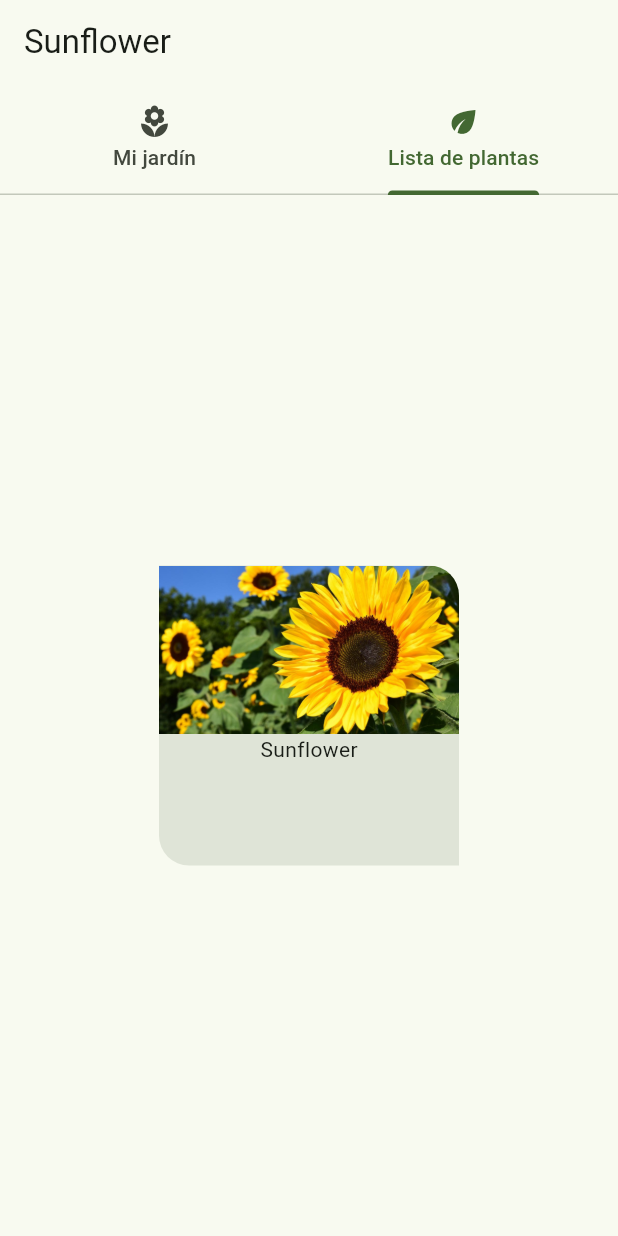
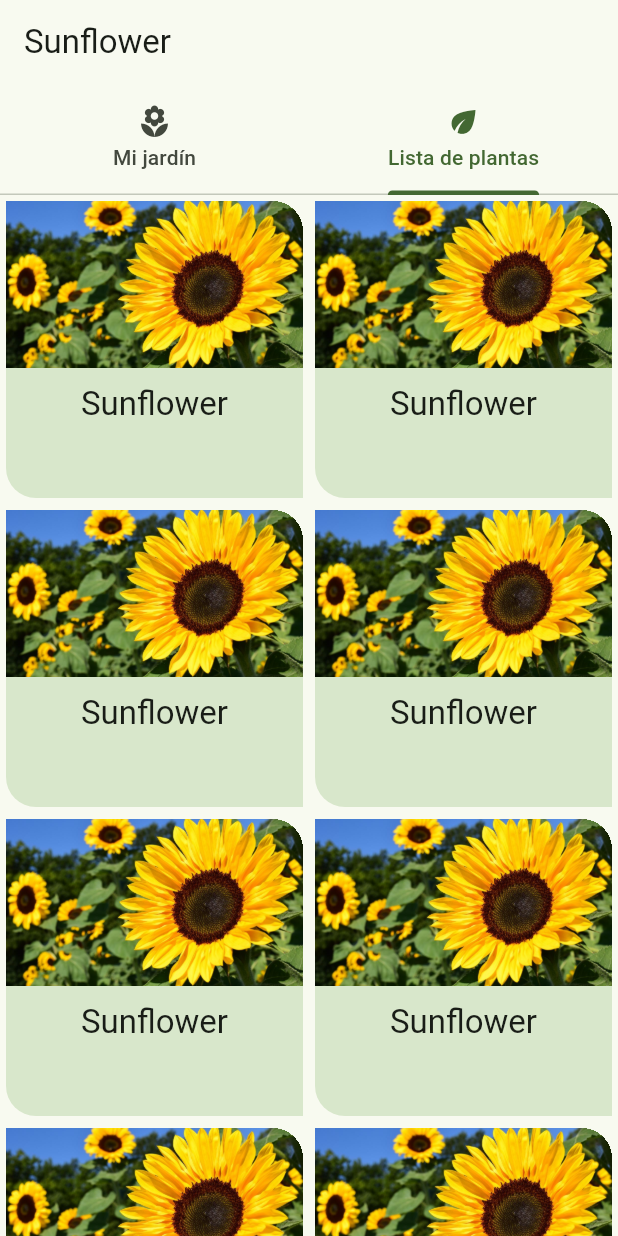
Before and after one commit to davidtruji/sunflower-flutter, a Flutter app: the screen it shows after launch, on a phone screen of 412 x 824 dp. Run offline on Flutter 3.47's test engine with Material 2 defaults, Android fonts, the phone set to English and light mode, and no system bars.

Commit message:
Create a list of plants in plant_list_screen.dart

```diff
--- a/lib/main.dart
+++ b/lib/main.dart
@@ -1,5 +1,5 @@
 import 'package:flutter/material.dart';
-import 'package:sunflower_flutter/plantListItem.dart';
+import 'package:sunflower_flutter/plant_list_screen.dart';
 
 void main() => runApp(const TabBarApp());
 
@@ -42,13 +42,13 @@
             ],
           ),
         ),
-        body: const TabBarView(
+        body:  TabBarView(
           children: <Widget>[
-            Center(
+            const Center(
               child: Text("Mi jardín"),
             ),
             Center(
-              child: PlantListItem(),
+              child: PlantListScreen(),
             ),
           ],
         ),
--- a/lib/plantListItem.dart
+++ /dev/null
@@ -1,30 +0,0 @@
-import 'package:flutter/material.dart';
-
-/// Flutter code sample for [Card].
-class PlantListItem extends StatelessWidget {
-  const PlantListItem({super.key});
-
-  @override
-  Widget build(BuildContext context) {
-    return Card(
-        clipBehavior: Clip.antiAliasWithSaveLayer,
-        shape: const RoundedRectangleBorder(
-            borderRadius: BorderRadius.only(
-                topRight: Radius.circular(20), bottomLeft: Radius.circular(20))),
-        elevation: 0,
-        color: Theme.of(context).colorScheme.surfaceVariant,
-        child: SizedBox(
-          width: 200,
-          height: 200,
-          child: Column(
-            children: [
-              Image.asset(
-                "assets/sunflower.jpg",
-                fit: BoxFit.fill,
-              ),
-              Text("Sunflower"),
-            ],
-          ),
-        ));
-  }
-}
--- /dev/null
+++ b/lib/plant_list_item.dart
@@ -0,0 +1,45 @@
+import 'package:flutter/material.dart';
+
+class PlantListItem extends StatelessWidget {
+  const PlantListItem({super.key});
+
+  @override
+  Widget build(BuildContext context) {
+    return Card(
+      clipBehavior: Clip.hardEdge,
+      shape: const RoundedRectangleBorder(
+          borderRadius: BorderRadius.only(
+              topRight: Radius.circular(20), bottomLeft: Radius.circular(20))),
+      elevation: 0,
+      color: Theme.of(context).colorScheme.secondaryContainer,
+      child: Column(
+        children: [
+          Image.asset(
+
+            "assets/sunflower.jpg",
+            fit: BoxFit.fill,
+          ),
+          const SectionTitle(title: "Sunflower"),
+        ],
+      ),
+    );
+  }
+}
+
+class SectionTitle extends StatelessWidget {
+  const SectionTitle({
+    super.key,
+    required this.title,
+  });
+
+  final String title;
+
+  @override
+  Widget build(BuildContext context) {
+    return Container(
+
+      padding: const EdgeInsets.all(10),
+      child: Text(title, style: Theme.of(context).textTheme.titleLarge),
+    );
+  }
+}
--- /dev/null
+++ b/lib/plant_list_screen.dart
@@ -0,0 +1,24 @@
+import 'package:flutter/material.dart';
+import 'package:sunflower_flutter/plant_list_item.dart';
+
+class PlantListScreen extends StatelessWidget {
+   PlantListScreen({
+    super.key,
+  });
+
+  late List<PlantListItem> plantList=[];
+
+  @override
+  Widget build(BuildContext context) {
+    for (int i = 0; i < 100; i++) {
+      plantList.add( const PlantListItem());
+    }
+
+    return GridView.count(
+        // Create a grid with 2 columns. If you change the scrollDirection to
+        // horizontal, this produces 2 rows.
+        crossAxisCount: 2,
+        // Generate 100 widgets that display their index in the List.
+        children: plantList);
+  }
+}
```
Also changed, not shown: lib/plantListScreen.dart (deleted).
